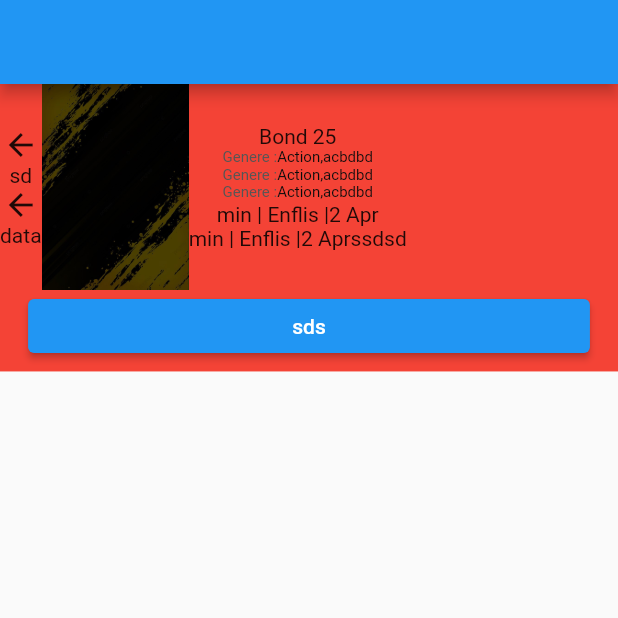
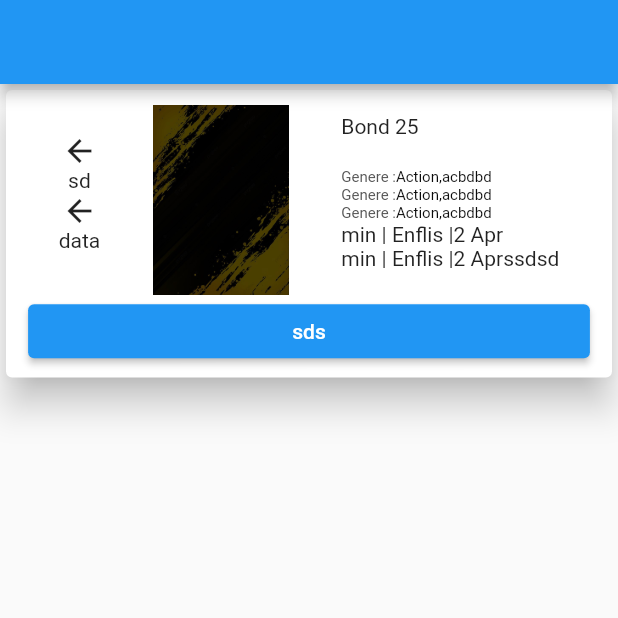
Before and after one commit to sayanths/movie_display_banglore_project, a Flutter app: the screen it shows after launch, on a phone screen of 412 x 824 dp, the top half of it. Run offline on Flutter 3.47's test engine with Material 2 defaults, Android fonts, the phone set to English and light mode, and no system bars.

```diff
--- a/lib/app/home_page/view/home_page.dart
+++ b/lib/app/home_page/view/home_page.dart
@@ -11,15 +11,19 @@ class HomePage extends StatelessWidget {
       body: SafeArea(
         child: Column(
           children: [
-            Container(
+            Card(
+              elevation: 10,
+              child: SizedBox(
                 height: size.height / 4.3,
                 width: size.width,
-              color: Colors.red,
                 child: Column(
                   children: [
                     Row(
+                      mainAxisAlignment: MainAxisAlignment.spaceEvenly,
+
                       children: [
                         Column(
+
                           children: const [
                             Icon(Icons.arrow_back),
                             Text("sd"),
@@ -27,19 +31,28 @@ class HomePage extends StatelessWidget {
                             Text("data")
                           ],
                         ),
-                      Image.asset(
+                        Padding(
+                          padding: const EdgeInsets.only(top: 10),
+                          child: Image.asset(
                             "assets/e.jpg",
-                        height: size.height / 6,
+                            height: size.height / 6.5,
+                          ),
                         ),
                         Column(
+                          crossAxisAlignment: CrossAxisAlignment.start,
+
                           children: const [
                             Text("Bond 25"),
+                            SizedBox(height: 20,),
                             CustomRichText(
-                              mainTitle: 'Genere :', subTitle: 'Action,acbdbd'),
+                                mainTitle: 'Genere :',
+                                subTitle: 'Action,acbdbd'),
                             CustomRichText(
-                              mainTitle: 'Genere :', subTitle: 'Action,acbdbd'),
+                                mainTitle: 'Genere :',
+                                subTitle: 'Action,acbdbd'),
                             CustomRichText(
-                              mainTitle: 'Genere :', subTitle: 'Action,acbdbd'),
+                                mainTitle: 'Genere :',
+                                subTitle: 'Action,acbdbd'),
                             Text("min | Enflis |2 Apr"),
                             Text("min | Enflis |2 Aprssdsd"),
                           ],
@@ -51,6 +64,7 @@ class HomePage extends StatelessWidget {
                         child: ElevatedButton(
                             onPressed: () {}, child: const Text("sds")))
                   ],
+                ),
               ),
             ),
           ],
```
Lines whose indentation alone changed are shown as unchanged.
